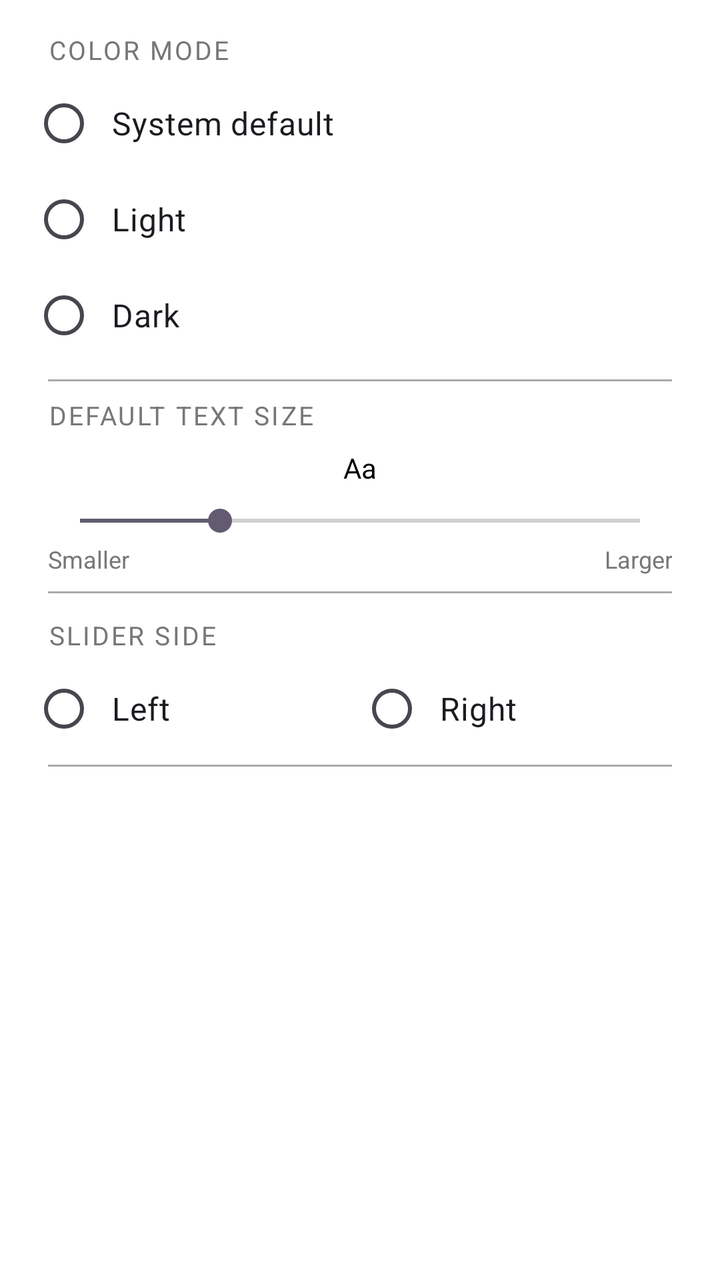
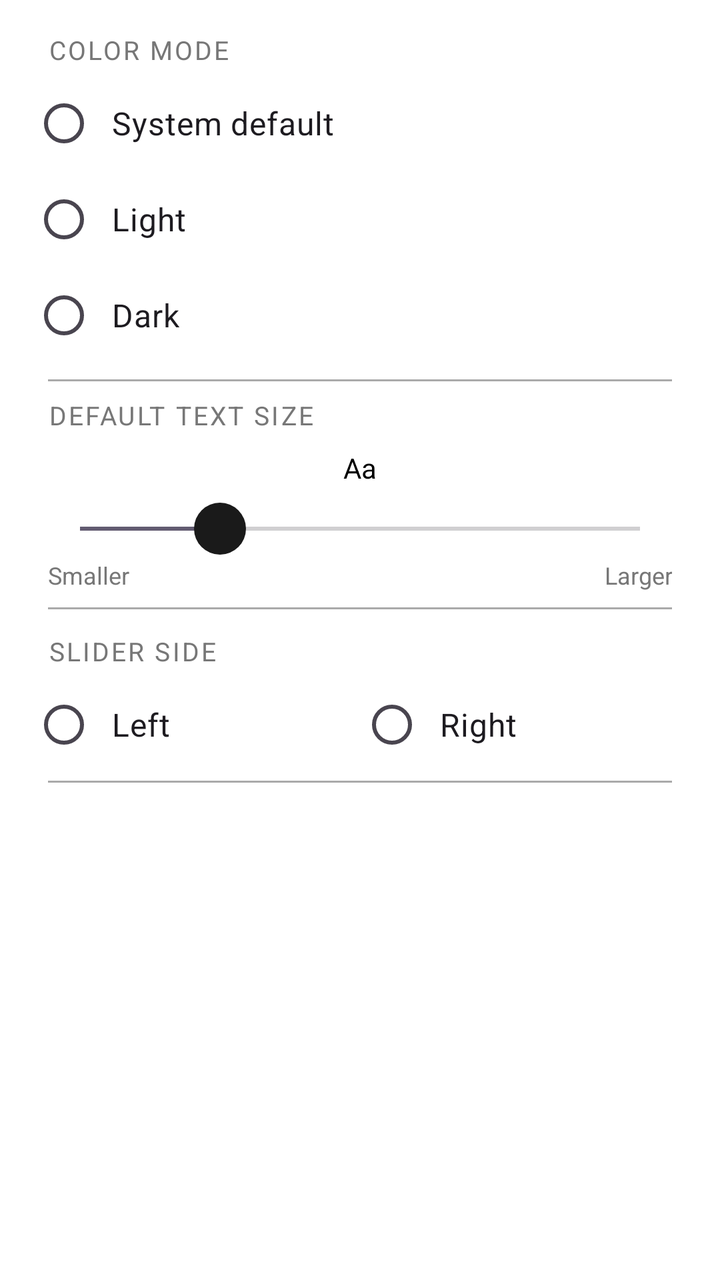

Before-and-after screenshots of an Android layout around one commit, followed by the original layout XML and the change that was made.
<!-- AndroidManifest.xml: application theme Theme.EmbiggenIt -->
<!-- res/layout/dialog_settings.xml -->
<?xml version="1.0" encoding="utf-8"?>
<ScrollView
    xmlns:android="http://schemas.android.com/apk/res/android"
    android:layout_width="match_parent"
    android:layout_height="wrap_content">

  <LinearLayout
    android:layout_width="match_parent"
    android:layout_height="wrap_content"
    android:orientation="vertical"
    android:padding="8dp">

    
    <TextView
        android:layout_width="match_parent"
        android:layout_height="wrap_content"
        android:text="@string/settings_color_mode_label"
        android:textSize="13sp"
        android:textAllCaps="true"
        android:letterSpacing="0.08"
        android:textColor="@color/text_hint"
        android:paddingStart="16dp"
        android:paddingEnd="16dp"
        android:paddingTop="8dp"
        android:paddingBottom="4dp" />

    <RadioGroup
        android:id="@+id/colorModeGroup"
        android:layout_width="match_parent"
        android:layout_height="wrap_content"
        android:orientation="vertical"
        android:paddingStart="8dp"
        android:paddingEnd="8dp">

        <RadioButton
            android:id="@+id/radioSystem"
            android:layout_width="match_parent"
            android:layout_height="48dp"
            android:text="@string/settings_mode_system"
            android:textSize="16sp"
            android:paddingStart="8dp" />

        <RadioButton
            android:id="@+id/radioLight"
            android:layout_width="match_parent"
            android:layout_height="48dp"
            android:text="@string/settings_mode_light"
            android:textSize="16sp"
            android:paddingStart="8dp" />

        <RadioButton
            android:id="@+id/radioDark"
            android:layout_width="match_parent"
            android:layout_height="48dp"
            android:text="@string/settings_mode_dark"
            android:textSize="16sp"
            android:paddingStart="8dp" />

    </RadioGroup>

    
    <View
        android:layout_width="match_parent"
        android:layout_height="1dp"
        android:background="@color/divider"
        android:layout_marginTop="8dp"
        android:layout_marginBottom="8dp"
        android:layout_marginStart="16dp"
        android:layout_marginEnd="16dp" />

    
    <TextView
        android:layout_width="match_parent"
        android:layout_height="wrap_content"
        android:text="@string/settings_text_size_label"
        android:textSize="13sp"
        android:textAllCaps="true"
        android:letterSpacing="0.08"
        android:textColor="@color/text_hint"
        android:paddingStart="16dp"
        android:paddingEnd="16dp"
        android:paddingBottom="8dp" />

    
    <TextView
        android:id="@+id/textSizePreview"
        android:layout_width="match_parent"
        android:layout_height="wrap_content"
        android:text="@string/settings_text_size_preview"
        android:textColor="@color/text_primary"
        android:gravity="center"
        android:paddingBottom="8dp" />

    <SeekBar
        android:id="@+id/textSizeSeekBarSettings"
        android:layout_width="match_parent"
        android:layout_height="wrap_content"
        android:layout_marginStart="16dp"
        android:layout_marginEnd="16dp"
        android:max="64"
        android:progress="16" />

    
    <LinearLayout
        android:layout_width="match_parent"
        android:layout_height="wrap_content"
        android:orientation="horizontal"
        android:paddingStart="16dp"
        android:paddingEnd="16dp"
        android:paddingTop="2dp"
        android:paddingBottom="4dp">

        <TextView
            android:layout_width="0dp"
            android:layout_height="wrap_content"
            android:layout_weight="1"
            android:text="@string/settings_text_size_small"
            android:textSize="12sp"
            android:textColor="@color/text_hint" />

        <TextView
            android:layout_width="0dp"
            android:layout_height="wrap_content"
            android:layout_weight="1"
            android:text="@string/settings_text_size_large"
            android:textSize="12sp"
            android:textColor="@color/text_hint"
            android:gravity="end" />

    </LinearLayout>

    
    <View
        android:layout_width="match_parent"
        android:layout_height="1dp"
        android:background="@color/divider"
        android:layout_marginTop="4dp"
        android:layout_marginBottom="4dp"
        android:layout_marginStart="16dp"
        android:layout_marginEnd="16dp" />

    
    <TextView
        android:layout_width="match_parent"
        android:layout_height="wrap_content"
        android:text="@string/settings_slider_side_label"
        android:textSize="13sp"
        android:textAllCaps="true"
        android:letterSpacing="0.08"
        android:textColor="@color/text_hint"
        android:paddingStart="16dp"
        android:paddingEnd="16dp"
        android:paddingTop="8dp"
        android:paddingBottom="4dp" />

    <RadioGroup
        android:id="@+id/sliderSideGroup"
        android:layout_width="match_parent"
        android:layout_height="wrap_content"
        android:orientation="horizontal"
        android:paddingStart="8dp"
        android:paddingEnd="8dp">

      <RadioButton
          android:id="@+id/radioSliderLeft"
          android:layout_width="0dp"
          android:layout_height="48dp"
          android:layout_weight="1"
          android:text="@string/settings_slider_side_left"
          android:textSize="16sp"
          android:paddingStart="8dp" />

      <RadioButton
          android:id="@+id/radioSliderRight"
          android:layout_width="0dp"
          android:layout_height="48dp"
          android:layout_weight="1"
          android:text="@string/settings_slider_side_right"
          android:textSize="16sp"
          android:paddingStart="8dp" />

    </RadioGroup>
    
    
    <View
        android:layout_width="match_parent"
        android:layout_height="1dp"
        android:background="@color/divider"
        android:layout_marginTop="4dp"
        android:layout_marginBottom="4dp"
        android:layout_marginStart="16dp"
        android:layout_marginEnd="16dp" />

    
    <TextView
        android:id="@+id/versionText"
        android:layout_width="match_parent"
        android:layout_height="wrap_content"
        android:textSize="12sp"
        android:textColor="@color/text_hint"
        android:gravity="center"
        android:paddingTop="8dp"
        android:paddingBottom="12dp" />

  </LinearLayout>
</ScrollView>
<!-- resources referenced by this layout -->
<resources>
  <color name="divider">#AAAAAA</color>
  <color name="text_hint">#777777</color>
  <color name="text_primary">#000000</color>
  <string name="settings_color_mode_label">Color Mode</string>
  <string name="settings_mode_dark">Dark</string>
  <string name="settings_mode_light">Light</string>
  <string name="settings_mode_system">System default</string>
  <string name="settings_slider_side_label">Slider Side</string>
  <string name="settings_slider_side_left">Left</string>
  <string name="settings_slider_side_right">Right</string>
  <string name="settings_text_size_label">Default Text Size</string>
  <string name="settings_text_size_large">Larger</string>
  <string name="settings_text_size_preview">Aa</string>
  <string name="settings_text_size_small">Smaller</string>
  <style name="Theme.EmbiggenIt" parent="Theme.Material3.Light.NoActionBar">
          <item name="colorPrimary">@color/colorPrimary</item>
          <item name="colorPrimaryVariant">@color/colorPrimaryVariant</item>
          <item name="colorOnPrimary">@color/colorOnPrimary</item>
          <item name="android:windowBackground">@color/background</item>
          <item name="android:statusBarColor">@color/background</item>
          <item name="android:navigationBarColor">@color/background</item>
          <item name="android:windowLightStatusBar">true</item>
      </style>
  <color name="colorPrimary">#1A1A1A</color>
  <color name="colorPrimaryVariant">#333333</color>
  <color name="colorOnPrimary">#FFFFFF</color>
  <color name="background">#FFFFFF</color>
</resources>

<!-- the commit's change to res/layout/dialog_settings.xml (unified diff, before → after) -->
@@ -98,7 +98,9 @@
         android:layout_marginStart="16dp"
         android:layout_marginEnd="16dp"
         android:max="64"
-        android:progress="16" />
+        android:progress="16"
+        android:thumb="@drawable/seekbar_thumb"
+        android:splitTrack="false" />
 
     
     <LinearLayout
<!-- resource entries referenced after the edit -->
@@ -3,6 +3,13 @@
   <color name="divider">#AAAAAA</color>
   <color name="text_hint">#777777</color>
   <color name="text_primary">#000000</color>
+  <!-- drawable seekbar_thumb (drawable) -->
+  <?xml version="1.0" encoding="utf-8"?>
+  <shape xmlns:android="http://schemas.android.com/apk/res/android"
+      android:shape="oval">
+      <solid android:color="?attr/colorPrimary" />
+      <size android:width="26dp" android:height="26dp" />
+  </shape>
   <string name="settings_color_mode_label">Color Mode</string>
   <string name="settings_mode_dark">Dark</string>
   <string name="settings_mode_light">Light</string>
